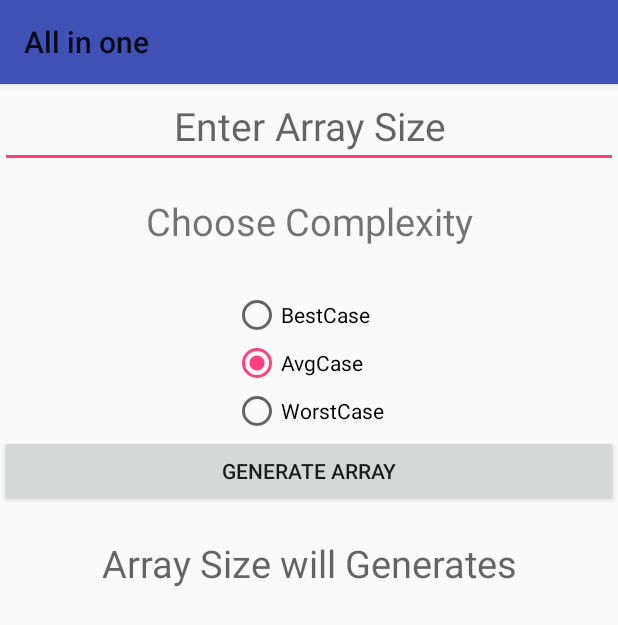
After one commit to venkatkamesh/Allinone, an Android app: the AlgActivity screen opened directly, with no data from a screen before it, on a phone screen of 412 x 824 dp. The commit adds this screen. Shown: the top 625 px of the screen. Run offline under Robolectric (Android 15) with nearby library versions, the phone set to English and light mode, and no system bars; 1 statement that could not run was skipped.

Commit message:
Benchmark Algorithm
Sorting Array
Bubble sort

```diff
--- /dev/null
+++ b/app/src/main/java/com/venkatkamesh/allinone/AlgActivity.java
@@ -0,0 +1,95 @@
+package com.venkatkamesh.allinone;
+
+import android.support.v7.app.AppCompatActivity;
+import android.os.Bundle;
+import android.view.Menu;
+import android.view.MenuItem;
+import android.view.View;
+import android.widget.Button;
+import android.widget.EditText;
+import android.widget.GridLayout;
+import android.widget.RadioButton;
+import android.widget.RadioGroup;
+import android.widget.TextView;
+import android.widget.Toast;
+
+public class AlgActivity extends AppCompatActivity {
+    private EditText etAry;
+    private RadioGroup radioGrp;
+    private RadioButton radioButton;
+    private TextView tvArySize;
+    private int ArraySize;
+    private int[] array;
+    private int[] temp;
+    private GridLayout GLY;
+    private Button btnBS, btnSS, btnMS, btnIS, btnQS, btnHS, btnBM;
+
+    public void Action(View view){
+        radioGrp=(RadioGroup)findViewById(R.id.radioGrp);
+        int selectedId = radioGrp.getCheckedRadioButtonId();
+        radioButton = (RadioButton)findViewById(selectedId);
+        String str = (String) radioButton.getText();
+        try{
+            ArraySize = Integer.parseInt(etAry.getText().toString());
+        }catch(NumberFormatException e){
+            Toast.makeText(getBaseContext(), "Enter the Number!!!", Toast.LENGTH_SHORT).show();
+        }
+
+        if(ArraySize>0) {
+            GLY.setVisibility(View.VISIBLE);
+            switch (str) {
+                case "BestCase":
+                    array = new int[ArraySize];
+                    for (int i = 0; i < array.length; i++) {
+                        array[i] = i + 1;
+                    }
+                    temp = array;
+                    tvArySize.setText("Array Generated for Best Case is " + ArraySize);
+                    break;
+                case "AvgCase":
+                    array = new int[ArraySize];
+                    for (int i = 0; i < array.length; i++) {
+                        array[i] = (int) (Math.random() * 1000);
+                    }
+                    temp = array;
+                    tvArySize.setText("Array Generated for Average Case is " + ArraySize);
+                    break;
+                case "WorstCase":
+                    array = new int[ArraySize];
+                    for (int i = 0; i < array.length; i++) {
+                        array[i] = array.length - i;
+                    }
+                    temp = array;
+                    tvArySize.setText("Array Generated for Worst Case is " + ArraySize);
+                    break;
+
+            }
+        }else{
+            Toast.makeText(getBaseContext(), "Enter Number More than Zero.", Toast.LENGTH_SHORT).show();
+        }
+    }
+
+    public void sorting(View view){
+        MySortAsyncTask mySortAsyncTask = new MySortAsyncTask(this, view.getId());
+        mySortAsyncTask.execute(temp);
+
+    }
+
+    @Override
+    protected void onCreate(Bundle savedInstanceState) {
+        super.onCreate(savedInstanceState);
+        setContentView(R.layout.activity_alg);
+
+        GLY=(GridLayout)findViewById(R.id.GLY);
+        GLY.setVisibility(View.INVISIBLE);
+        etAry=(EditText)findViewById(R.id.etAry);
+        tvArySize=(TextView)findViewById(R.id.tvArySize);
+        btnBS=(Button)findViewById(R.id.btnBS);
+        btnSS=(Button)findViewById(R.id.btnSS);
+        btnMS=(Button)findViewById(R.id.btnMS);
+        btnIS=(Button)findViewById(R.id.btnIS);
+        btnQS=(Button)findViewById(R.id.btnQS);
+        btnHS=(Button)findViewById(R.id.btnHS);
+        btnBM=(Button)findViewById(R.id.btnBM);
+    }
+}
--- /dev/null
+++ b/app/src/main/res/layout/activity_alg.xml
@@ -0,0 +1,242 @@
+<?xml version="1.0" encoding="utf-8"?>
+
+<ScrollView xmlns:android="http://schemas.android.com/apk/res/android"
+    android:layout_width="match_parent"
+    android:layout_height="match_parent"
+    android:fillViewport="true">
+
+<LinearLayout
+    xmlns:android="http://schemas.android.com/apk/res/android"
+    android:layout_width="match_parent"
+    android:layout_height="wrap_content"
+    android:orientation="vertical">
+
+    <EditText
+        android:layout_width="match_parent"
+        android:layout_height="wrap_content"
+        android:inputType="numberSigned"
+        android:ems="10"
+        android:layout_alignParentTop="true"
+        android:layout_centerHorizontal="true"
+        android:id="@+id/etAry"
+        android:hint="Enter Array Size"
+        android:gravity="center"
+        android:textSize="26dp"/>
+
+
+    <TextView
+        android:textSize="25dp"
+        android:text="Choose Complexity"
+        android:layout_width="match_parent"
+        android:layout_height="wrap_content"
+        android:layout_below="@+id/etAry"
+        android:layout_centerHorizontal="true"
+        android:layout_marginTop="18dp"
+        android:id="@+id/tvText"
+        android:gravity="center" />
+
+    <RadioGroup
+        android:layout_width="wrap_content"
+        android:layout_height="wrap_content"
+        android:layout_marginTop="29dp"
+        android:id="@+id/radioGrp"
+        android:layout_below="@+id/tvText"
+        android:layout_alignLeft="@+id/tvText"
+        android:layout_alignStart="@+id/tvText"
+        android:animateLayoutChanges="true"
+        android:gravity="center"
+        android:layout_gravity="center">
+
+        <RadioButton
+            android:text="BestCase"
+            android:layout_width="wrap_content"
+            android:layout_height="wrap_content"
+            android:id="@+id/radioBestCase"
+            android:layout_gravity="left"
+            android:layout_weight="1"/>
+
+        <RadioButton
+            android:text="AvgCase"
+            android:layout_width="wrap_content"
+            android:layout_height="wrap_content"
+            android:id="@+id/radioAvgCase"
+            android:layout_gravity="left"
+            android:layout_weight="1"
+            android:checked="true"/>
+
+        <RadioButton
+            android:text="WorstCase"
+            android:layout_width="wrap_content"
+            android:layout_height="wrap_content"
+            android:id="@+id/radioWorstCase"
+            android:layout_gravity="left"
+            android:layout_weight="1"/>
+    </RadioGroup>
+
+    <Button
+        android:onClick="Action"
+        android:text="Generate Array"
+        android:layout_width="match_parent"
+        android:layout_height="wrap_content"
+        android:layout_below="@+id/radioGrp"
+        android:layout_centerHorizontal="true"
+        android:id="@+id/btnGenAry" />
+
+    <TextView
+        android:textSize="25dp"
+        android:hint="Array Size will Generates"
+        android:layout_width="match_parent"
+        android:layout_height="wrap_content"
+        android:layout_marginTop="20dp"
+        android:id="@+id/tvArySize"
+        android:layout_below="@+id/btnGenAry"
+        android:layout_centerHorizontal="true"
+        android:gravity="center" />
+
+    <GridLayout
+        android:layout_width="match_parent"
+        android:layout_height="match_parent"
+        android:columnCount="2"
+        android:id="@+id/GLY">
+        <Button
+            android:onClick="sorting"
+            android:text="Bubble Sort"
+            android:layout_width="wrap_content"
+            android:layout_height="wrap_content"
+            android:layout_below="@+id/radioGrp"
+            android:layout_centerHorizontal="true"
+            android:id="@+id/btnBS" />
+
+        <TextView
+            android:textSize="25dp"
+            android:hint="BubbleSort"
+            android:layout_width="wrap_content"
+            android:layout_height="wrap_content"
+            android:layout_marginTop="20dp"
+            android:id="@+id/tvBS"
+            android:layout_below="@+id/btnGenAry"
+            android:layout_centerHorizontal="true"
+            android:gravity="center" />
+
+        <Button
+            android:onClick="sorting"
+            android:text="Selection Sort"
+            android:layout_width="wrap_content"
+            android:layout_height="wrap_content"
+            android:layout_below="@+id/radioGrp"
+            android:layout_centerHorizontal="true"
+            android:id="@+id/btnSS" />
+
+        <TextView
+            android:textSize="25dp"
+            android:hint="SelectionSort"
+            android:layout_width="wrap_content"
+            android:layout_height="wrap_content"
+            android:layout_marginTop="20dp"
+            android:id="@+id/tvSS"
+            android:layout_below="@+id/btnGenAry"
+            android:layout_centerHorizontal="true"
+            android:gravity="center" />
+
+        <Button
+            android:onClick="sorting"
+            android:text="Merge Sort"
+            android:layout_width="wrap_content"
+            android:layout_height="wrap_content"
+            android:layout_below="@+id/radioGrp"
+            android:layout_centerHorizontal="true"
+            android:id="@+id/btnMS" />
+
+        <TextView
+            android:textSize="25dp"
+            android:hint="MergeSort"
+            android:layout_width="wrap_content"
+            android:layout_height="wrap_content"
+            android:layout_marginTop="20dp"
+            android:id="@+id/tvMS"
+            android:layout_below="@+id/btnGenAry"
+            android:layout_centerHorizontal="true"
+            android:gravity="center" />
+
+        <Button
+            android:onClick="sorting"
+            android:text="Insertion Sort"
+            android:layout_width="wrap_content"
+            android:layout_height="wrap_content"
+            android:layout_below="@+id/radioGrp"
+            android:layout_centerHorizontal="true"
+            android:id="@+id/btnIS" />
+
+        <TextView
+            android:textSize="25dp"
+            android:hint="InsetionSort"
+            android:layout_width="wrap_content"
+            android:layout_height="wrap_content"
+            android:layout_marginTop="20dp"
+            android:id="@+id/tvIS"
+            android:layout_below="@+id/btnGenAry"
+            android:layout_centerHorizontal="true"
+            android:gravity="center" />
+
+        <Button
+            android:onClick="sorting"
+            android:text="Quick Sort"
+            android:layout_width="wrap_content"
+            android:layout_height="wrap_content"
+            android:layout_below="@+id/radioGrp"
+            android:layout_centerHorizontal="true"
+            android:id="@+id/btnQS" />
+
+        <TextView
+            android:textSize="25dp"
+            android:hint="QuickSort"
+            android:layout_width="wrap_content"
+            android:layout_height="wrap_content"
+            android:layout_marginTop="20dp"
+            android:id="@+id/tvQS"
+            android:layout_below="@+id/btnGenAry"
+            android:layout_centerHorizontal="true"
+            android:gravity="center" />
+
+        <Button
+            android:onClick="sorting"
+            android:text="Heap Sort"
+            android:layout_width="wrap_content"
+            android:layout_height="wrap_content"
+            android:layout_below="@+id/radioGrp"
+            android:layout_centerHorizontal="true"
+            android:id="@+id/btnHS" />
+
+        <TextView
+            android:textSize="25dp"
+            android:hint="HeapSort"
+            android:layout_width="wrap_content"
+            android:layout_height="wrap_content"
+            android:layout_marginTop="20dp"
+            android:id="@+id/tvHS"
+            android:layout_below="@+id/btnGenAry"
+            android:layout_centerHorizontal="true"
+            android:gravity="center" />
+
+        <Button
+            android:onClick="sorting"
+            android:text="BenchMark All Sorts"
+            android:layout_width="wrap_content"
+            android:layout_height="wrap_content"
+            android:layout_below="@+id/radioGrp"
+            android:layout_centerHorizontal="true"
+            android:id="@+id/btnBM" />
+
+        <Button
+            android:onClick="Action"
+            android:text="StartAll"
+            android:layout_width="140dp"
+            android:layout_height="wrap_content"
+            android:layout_below="@+id/radioGrp"
+            android:layout_centerHorizontal="true"
+            android:id="@+id/btnSA" />
+
+    </GridLayout>
+
+</LinearLayout>
+</ScrollView>
```
Also changed, not shown: app/src/main/AndroidManifest.xml (+7 -0 lines), app/src/main/java/com/venkatkamesh/allinone/MainActivity.java (+8 -1 lines), app/src/main/java/com/venkatkamesh/allinone/MySortAsyncTask.java (added, +150 -0 lines), app/src/main/java/com/venkatkamesh/allinone/SortArray.java (added, +166 -0 lines), app/src/main/res/layout/activity_main.xml (+8 -0 lines).
